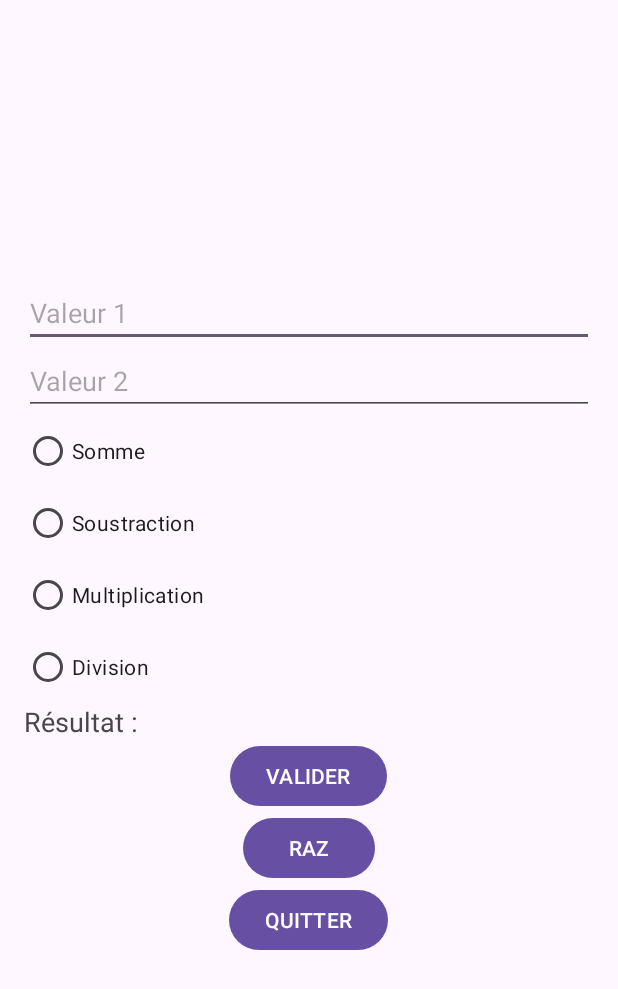
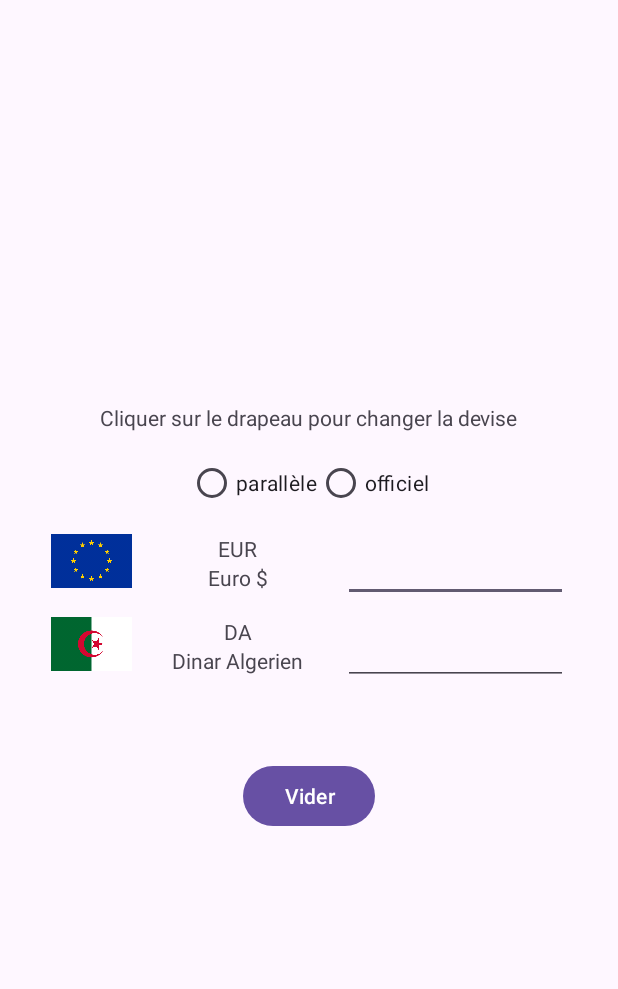
Before and after one commit to its-abdou/mobile-dev, an Android app: the screen it shows after launch (MainActivity), on a phone screen of 412 x 824 dp. Shown: the top 989 px of the screen. Run offline under Robolectric (Android 15) with nearby library versions, the phone set to English and light mode, and no system bars.

Commit message:
Exo2 TP 3

```diff
--- a/app/src/main/java/com/example/mob_dev_tp/MainActivity.java
+++ b/app/src/main/java/com/example/mob_dev_tp/MainActivity.java
@@ -5,6 +5,7 @@ import android.os.Bundle;
 import android.view.View;
 import android.widget.Button;
 import android.widget.EditText;
+import android.widget.ImageButton;
 import android.widget.RadioButton;
 import android.widget.RadioGroup;
 import android.widget.TextView;
@@ -14,83 +15,88 @@ import androidx.appcompat.app.AppCompatActivity;
 
 public class MainActivity extends AppCompatActivity {
 
-    private EditText num1, num2;
-    private RadioGroup operationGroup;
-    private TextView result;
-    private Button validate, reset, exit;
+    private EditText eurValue, daValue;
+    private RadioGroup conversionGroup;
+    private ImageButton flag1, flag2;
 
     @Override
     protected void onCreate(Bundle savedInstanceState) {
         super.onCreate(savedInstanceState);
         setContentView(R.layout.activity_main);
 
-        num1 = findViewById(R.id.num1);
-        num2 = findViewById(R.id.num2);
-        operationGroup = findViewById(R.id.operationGroup);
-        result = findViewById(R.id.result);
-        validate = findViewById(R.id.validate);
-        reset = findViewById(R.id.reset);
-        exit = findViewById(R.id.exit);
+      eurValue = findViewById(R.id.eurValue);
+      daValue = findViewById(R.id.daValue);
+      conversionGroup = findViewById(R.id.conversionGroup);
+      flag1 = findViewById(R.id.flag1);
+      flag2 = findViewById(R.id.flag2);
 
-        // Handle Calculation
-        validate.setOnClickListener(new View.OnClickListener() {
+
+        flag1.setOnClickListener(new View.OnClickListener() {
             @Override
             public void onClick(View v) {
-                calculateResult();
+                String daValueStr = daValue.getText().toString();
+                if (daValueStr.isEmpty()) {
+                    Toast.makeText(MainActivity.this, "Veuillez entrer une valeur.", Toast.LENGTH_SHORT).show();
+                    return;
+                }
+                float valeurDinar = Float.parseFloat(daValueStr);
+                float valeurEuro = dinarsToEuro(valeurDinar);
+                eurValue.setText(String.valueOf(valeurEuro));
+
+
             }
         });
 
 
-        // Handle Exit
-        exit.setOnClickListener(new View.OnClickListener() {
+
+        flag2.setOnClickListener(new View.OnClickListener() {
             @Override
             public void onClick(View v) {
-                finish(); // Closes the app
+                String eurValueStr = eurValue.getText().toString();
+                if (eurValueStr.isEmpty()) {
+                    Toast.makeText(MainActivity.this, "Veuillez entrer une valeur.", Toast.LENGTH_SHORT).show();
+                    return;
+                }
+                float valeurEuro = Float.parseFloat(eurValueStr);
+                float valeurDinar = euroToDinar(valeurEuro);
+                daValue.setText(String.valueOf(valeurDinar));
             }
         });
     }
-
-    private void calculateResult() {
-        String val1 = num1.getText().toString();
-        String val2 = num2.getText().toString();
-
-        if (val1.isEmpty() || val2.isEmpty()) {
-            Toast.makeText(this, "Veuillez entrer les deux valeurs.", Toast.LENGTH_SHORT).show();
-            return;
-        }
-
-        double number1 = Double.parseDouble(val1);
-        double number2 = Double.parseDouble(val2);
-        double res = 0;
-
-        int selectedId = operationGroup.getCheckedRadioButtonId();
+    private float dinarsToEuro(float valeurDinar) {
+        double dinarPrice = 0;
+        int selectedId = conversionGroup.getCheckedRadioButtonId();
         if (selectedId == -1) {
             Toast.makeText(this, "Veuillez sélectionner une opération.", Toast.LENGTH_SHORT).show();
-            return;
+
         }
+        if (selectedId == R.id.parallèle) {
+            dinarPrice = 0.004;
 
-        if (selectedId == R.id.addition) {
-            res = number1 + number2;
-        } else if (selectedId == R.id.subtraction) {
-            res = number1 - number2;
-        } else if (selectedId == R.id.multiplication) {
-            res = number1 * number2;
-        } else if (selectedId == R.id.division) {
-            if (number2 == 0) {
-                Toast.makeText(this, "Division par zéro impossible!", Toast.LENGTH_SHORT).show();
-                return;
-            }
-            res = number1 / number2;
+        } else if (selectedId == R.id.officiel) {
+            dinarPrice = 0.0072;
         }
+        return (float) (valeurDinar * dinarPrice);
+    };
 
-        result.setText("Résultat : " + res);
-    }
+    private float euroToDinar(float valeurEuro) {
+        double euroPrice = 0;
+        int selectedId = conversionGroup.getCheckedRadioButtonId();
+        if (selectedId == -1) {
+            Toast.makeText(this, "Veuillez sélectionner une opération.", Toast.LENGTH_SHORT).show();
 
-    // Handle Reset
-    public void resetFields(View view) {
-        num1.setText("");
-        num2.setText("");
-        operationGroup.clearCheck();
-        result.setText("Résultat :");
-    }
+        }
+        if (selectedId == R.id.parallèle) {
+            euroPrice = 250;
+
+        } else if (selectedId == R.id.officiel) {
+            euroPrice = 138.15;
+        }
+        return (float) (valeurEuro * euroPrice);
+    };
+   public void ResetFields(View view){
+       eurValue.setText("");
+       daValue.setText("");
+       conversionGroup.clearCheck();
+   }
 }
--- a/app/src/main/res/layout/activity_main.xml
+++ b/app/src/main/res/layout/activity_main.xml
@@ -3,76 +3,116 @@
     android:layout_width="match_parent"
     android:layout_height="match_parent"
     android:orientation="vertical"
-    android:padding="16dp"
     android:gravity="center">
 
-    <EditText
-        android:id="@+id/num1"
-        android:layout_width="match_parent"
+    <TextView
+        android:id="@+id/flagText"
+        android:layout_width="wrap_content"
         android:layout_height="wrap_content"
-        android:hint="Valeur 1"
-        android:inputType="numberDecimal"/>
-
-    <EditText
-        android:id="@+id/num2"
-        android:layout_width="match_parent"
-        android:layout_height="wrap_content"
-        android:hint="Valeur 2"
-        android:inputType="numberDecimal"/>
+        android:text="Cliquer sur le drapeau pour changer la devise"
+        android:layout_marginBottom="10dp"/>
 
     <RadioGroup
-        android:id="@+id/operationGroup"
-        android:layout_width="match_parent"
+        android:id="@+id/conversionGroup"
+        android:layout_width="wrap_content"
+        android:layout_height="wrap_content"
+        android:layout_marginBottom="10dp"
+        android:orientation="horizontal">
+
+        <RadioButton
+            android:id="@+id/parallèle"
+            android:layout_width="wrap_content"
+            android:layout_height="wrap_content"
+            android:text="parallèle"/>
+        <RadioButton
+            android:id="@+id/officiel"
+            android:layout_width="wrap_content"
+            android:layout_height="wrap_content"
+            android:text="officiel"/>
+    </RadioGroup>
+    <LinearLayout
+        android:layout_width="wrap_content"
+        android:layout_height="wrap_content"
+        android:layout_marginBottom="10dp">
+
+        <ImageButton
+            android:id="@+id/flag1"
+            android:layout_width="55dp"
+            android:layout_height="36dp"
+            android:src="@drawable/europe"
+            android:scaleType="fitCenter"
+            android:adjustViewBounds="true"
+            android:padding="0dp"
+            android:layout_marginHorizontal="20dp"/>
+
+        <LinearLayout
+            android:layout_width="100dp"
+            android:layout_height="wrap_content"
+            android:orientation="vertical"
+            android:gravity="center">
+
+            <TextView
+                android:layout_width="wrap_content"
+                android:layout_height="wrap_content"
+                android:text="EUR"/>
+            <TextView
+                android:layout_width="wrap_content"
+                android:layout_height="wrap_content"
+                android:text="Euro $"/>
+        </LinearLayout>
+        <EditText
+            android:id="@+id/eurValue"
+            android:layout_width="150dp"
+            android:layout_height="wrap_content"
+            android:inputType="numberDecimal"
+            android:layout_marginHorizontal="20dp"
+            android:textAlignment="center"/>
+    </LinearLayout>
+    <LinearLayout
+        android:layout_width="wrap_content"
         android:layout_height="wrap_content">
 
-        <RadioButton
-            android:id="@+id/addition"
-            android:layout_width="wrap_content"
+        <ImageButton
+            android:id="@+id/flag2"
+            android:layout_width="55dp"
+            android:layout_height="36dp"
+            android:src="@drawable/algeria"
+            android:scaleType="fitCenter"
+            android:adjustViewBounds="true"
+            android:padding="0dp"
+            android:layout_marginHorizontal="20dp"/>
+
+        <LinearLayout
+            android:layout_width="100dp"
             android:layout_height="wrap_content"
-            android:text="Somme"/>
+            android:orientation="vertical"
+            android:gravity="center">
 
-        <RadioButton
-            android:id="@+id/subtraction"
-            android:layout_width="wrap_content"
+            <TextView
+                android:layout_width="wrap_content"
+                android:layout_height="wrap_content"
+                android:text="DA"/>
+            <TextView
+                android:layout_width="wrap_content"
+                android:layout_height="wrap_content"
+                android:text="Dinar Algerien"/>
+        </LinearLayout>
+
+        <EditText
+            android:id="@+id/daValue"
+            android:layout_width="150dp"
             android:layout_height="wrap_content"
-            android:text="Soustraction"/>
+            android:inputType="numberDecimal"
+            android:layout_marginHorizontal="20dp"
+            android:textAlignment="center"/>
 
-        <RadioButton
-            android:id="@+id/multiplication"
-            android:layout_width="wrap_content"
-            android:layout_height="wrap_content"
-            android:text="Multiplication"/>
-
-        <RadioButton
-            android:id="@+id/division"
-            android:layout_width="wrap_content"
-            android:layout_height="wrap_content"
-            android:text="Division"/>
-    </RadioGroup>
-
-    <TextView
-        android:id="@+id/result"
-        android:layout_width="match_parent"
-        android:layout_height="wrap_content"
-        android:text="Résultat :"
-        android:textSize="18sp"/>
+    </LinearLayout>
 
     <Button
-        android:id="@+id/validate"
         android:layout_width="wrap_content"
         android:layout_height="wrap_content"
-        android:text="VALIDER"/>
+        android:layout_marginTop="50dp"
+        android:text="Vider"
+        android:onClick="ResetFields"/>
 
-    <Button
-        android:id="@+id/reset"
-        android:layout_width="wrap_content"
-        android:layout_height="wrap_content"
-        android:text="RAZ"
-        android:onClick="resetFields"/>
-
-    <Button
-        android:id="@+id/exit"
-        android:layout_width="wrap_content"
-        android:layout_height="wrap_content"
-        android:text="QUITTER"/>
 </LinearLayout>
```
Also changed, not shown: app/src/main/res/drawable/algeria.png (added), app/src/main/res/drawable/europe.png (added).
